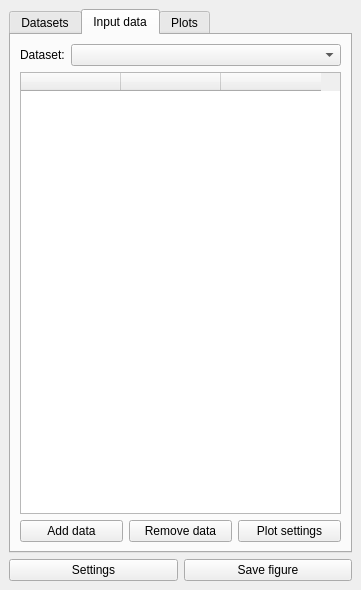
Old version of the form stereograph_gui.ui in the repository BoehnkeC/stereograph.
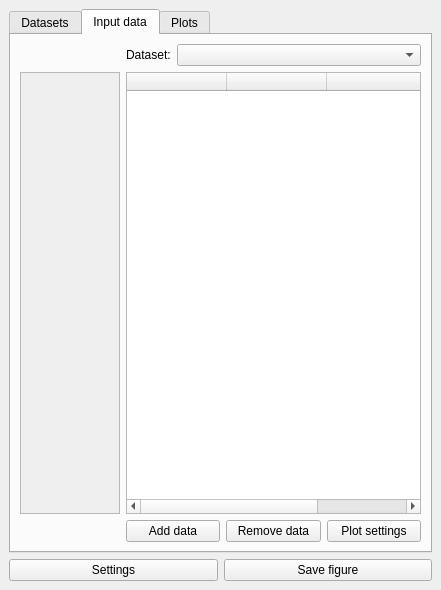
New version of the form. The open tabs and pages were chosen to show the change.

Patch:
```diff
--- a/stereograph_gui.ui
+++ b/stereograph_gui.ui
@@ -6,7 +6,7 @@
    <rect>
     <x>0</x>
     <y>0</y>
-    <width>361</width>
+    <width>441</width>
     <height>590</height>
    </rect>
   </property>
@@ -105,7 +105,7 @@
           <string>Input data</string>
          </attribute>
          <layout class="QGridLayout" name="gridLayout_2">
-          <item row="2" column="0">
+          <item row="2" column="1">
            <layout class="QHBoxLayout" name="horizontalLayout_4">
             <item>
              <widget class="QPushButton" name="btn_add_data">
@@ -130,7 +130,7 @@
             </item>
            </layout>
           </item>
-          <item row="0" column="0">
+          <item row="0" column="1">
            <layout class="QFormLayout" name="formLayout">
             <item row="0" column="0">
              <widget class="QLabel" name="lbl_set">
@@ -144,7 +144,7 @@
             </item>
            </layout>
           </item>
-          <item row="1" column="0">
+          <item row="1" column="1">
            <widget class="QTableWidget" name="tbl_input">
             <property name="columnCount">
              <number>3</number>
@@ -166,6 +166,32 @@
             </column>
            </widget>
           </item>
+          <item row="1" column="0">
+           <widget class="QScrollArea" name="scrollArea">
+            <property name="maximumSize">
+             <size>
+              <width>100</width>
+              <height>16777215</height>
+             </size>
+            </property>
+            <property name="sizeAdjustPolicy">
+             <enum>QAbstractScrollArea::AdjustIgnored</enum>
+            </property>
+            <property name="widgetResizable">
+             <bool>true</bool>
+            </property>
+            <widget class="QWidget" name="scroll">
+             <property name="geometry">
+              <rect>
+               <x>0</x>
+               <y>0</y>
+               <width>85</width>
+               <height>382</height>
+              </rect>
+             </property>
+            </widget>
+           </widget>
+          </item>
          </layout>
         </widget>
         <widget class="QWidget" name="tab_plots">
```
Left out of the diff: 2 changed lines with no effect on the pictures.
